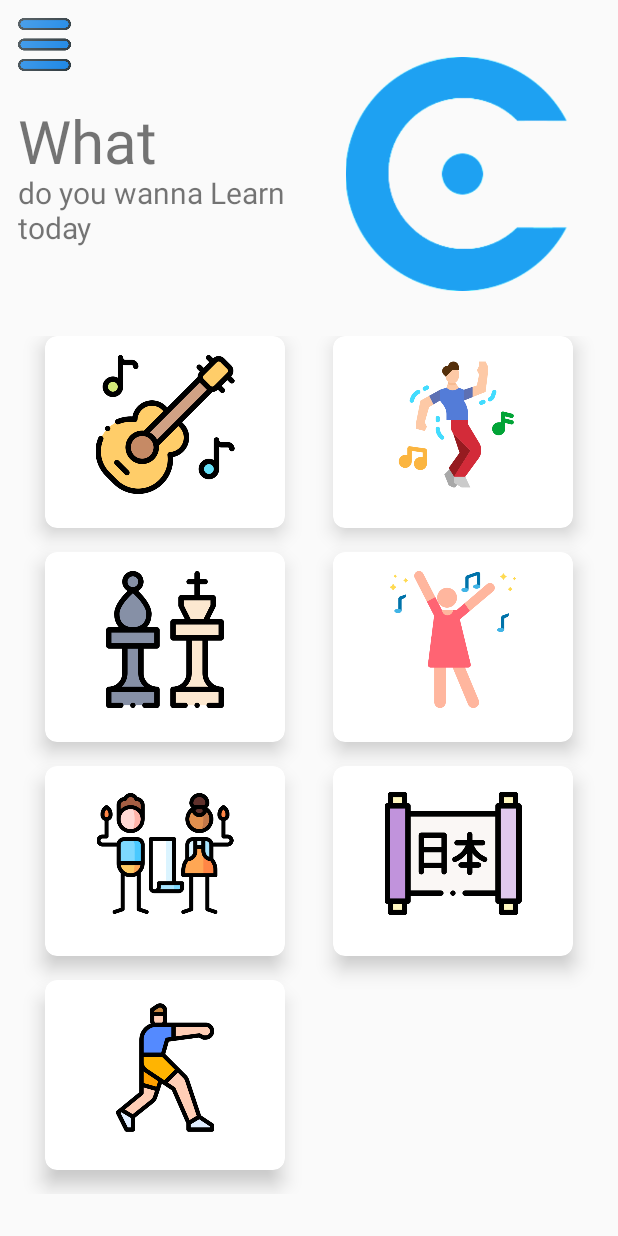
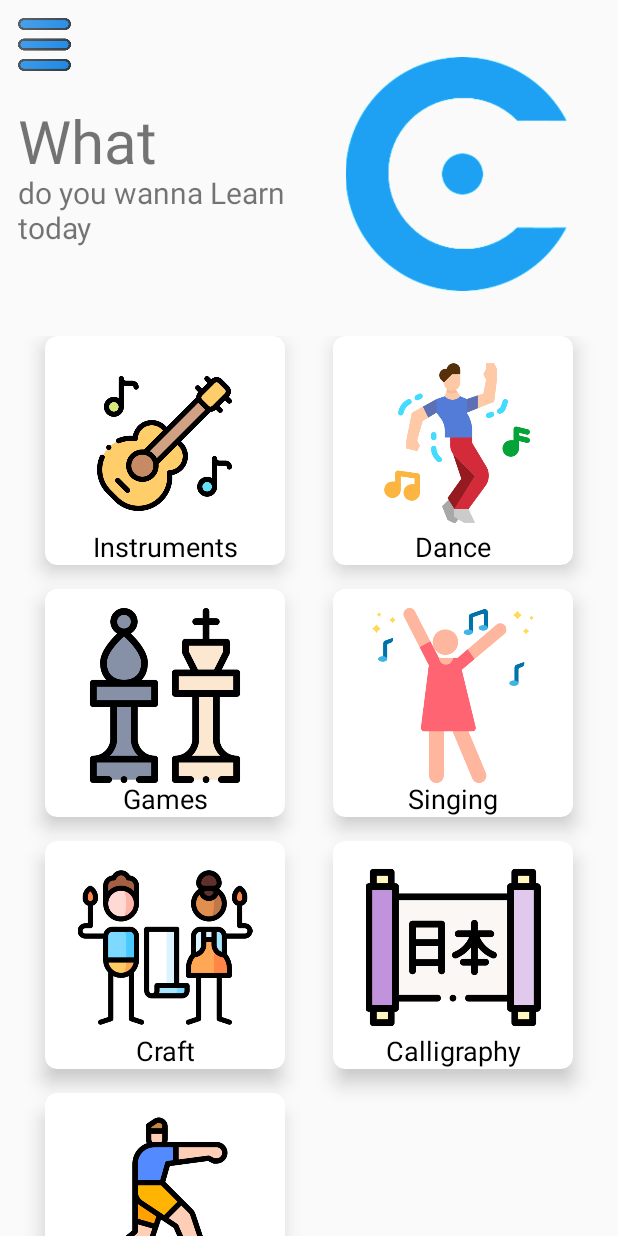
Before and after one commit to joelpjoji/Coach, an Android app: the screen it shows after launch once a user with an empty profile is signed in (HomeActivity), on a phone screen of 412 x 824 dp. Run offline under Robolectric (Android 15) with nearby library versions, the light colour scheme and no system bars; our stand-ins replace Firebase (no records; nobody signed in at launch, a user with empty details on screens opened directly).

Commit message:
Added All the Activity for the Home Activity

```diff
--- a/app/src/main/AndroidManifest.xml
+++ b/app/src/main/AndroidManifest.xml
@@ -19,11 +19,13 @@
         <activity android:name=".DancingActivity" />
         <activity android:name=".CraftsActivity" />
         <activity android:name=".GamesActivity" />
-        <activity android:name=".HomeActivity" />
+        <activity android:name=".HomeActivity"
+            android:screenOrientation="portrait" />
         <activity android:name=".UserprofileActivity" />
         <activity android:name=".InstrumentsActivity" />
         <activity android:name=".LoginActivity" />
-        <activity android:name=".SplashActivity">
+        <activity android:name=".SplashActivity"
+            android:screenOrientation="portrait" >
             <intent-filter>
                 <action android:name="android.intent.action.MAIN" />
 
--- a/app/src/main/res/layout/activity_home.xml
+++ b/app/src/main/res/layout/activity_home.xml
@@ -6,7 +6,8 @@
     android:layout_width="match_parent"
     android:id="@+id/drawerLayout"
     android:layout_height="match_parent"
-    tools:context=".HomeActivity">
+    tools:context=".HomeActivity"
+    >
     <ScrollView
         android:layout_width="match_parent"
         android:layout_height="match_parent" >
@@ -74,7 +75,7 @@
         <GridLayout
             android:id="@+id/mainGrid"
             android:layout_width="match_parent"
-            android:layout_height="600dp"
+            android:layout_height="700dp"
             android:layout_weight="8"
             android:alignmentMode="alignMargins"
             android:columnCount="2"
@@ -83,6 +84,7 @@
             android:rowCount="3">
 
             <androidx.cardview.widget.CardView
+                android:id="@+id/instrumentstab"
                 android:layout_width="0dp"
                 android:layout_height="0dp"
                 android:layout_rowWeight="1"
@@ -93,9 +95,9 @@
                 app:cardCornerRadius="8dp"
                 app:cardElevation="8dp">
 
-                <LinearLayout
-                    android:layout_width="wrap_content"
-                    android:layout_height="wrap_content"
+                <RelativeLayout
+                    android:layout_width="90dp"
+                    android:layout_height="90dp"
                     android:layout_gravity="center_horizontal|center_vertical"
                     android:layout_marginTop="15dp"
                     android:layout_marginBottom="20dp"
@@ -108,21 +110,26 @@
                         android:layout_gravity="center"
                         android:src="@drawable/instruments" />
 
+
+
+
+                </RelativeLayout>
+
                 <TextView
                     android:layout_width="match_parent"
-                        android:layout_height="22dp"
+                    android:layout_height="match_parent"
+                    android:gravity="bottom"
                     android:text="Instruments"
                     android:textAlignment="center"
                     android:textColor="@android:color/black"
                     android:textSize="18sp"
-                        android:textStyle="bold" />
 
-
-                </LinearLayout>
+                    tools:ignore="RtlCompat" />
 
             </androidx.cardview.widget.CardView>
 
             <androidx.cardview.widget.CardView
+                android:id="@+id/dancingtab"
                 android:layout_width="0dp"
                 android:layout_height="1dp"
                 android:layout_rowWeight="1"
@@ -147,20 +154,24 @@
                         android:layout_gravity="center_horizontal"
                         android:src="@drawable/dancing" />
 
+
+
+                </LinearLayout>
+
                 <TextView
-                        android:layout_width="wrap_content"
-                        android:layout_height="wrap_content"
-                        android:text="Family"
+                    android:layout_width="match_parent"
+                    android:layout_height="match_parent"
+                    android:gravity="bottom"
+                    android:text="Dance"
                     android:textAlignment="center"
                     android:textColor="@android:color/black"
                     android:textSize="18sp"
-                        android:textStyle="bold" />
-
-                </LinearLayout>
+                    tools:ignore="RtlCompat" />
 
             </androidx.cardview.widget.CardView>
 
             <androidx.cardview.widget.CardView
+                android:id="@+id/gamestab"
                 android:layout_width="0dp"
                 android:layout_height="0dp"
                 android:layout_rowWeight="1"
@@ -185,20 +196,24 @@
                         android:layout_gravity="center_horizontal"
                         android:src="@drawable/strategy" />
 
+
+
+                </LinearLayout>
+
                 <TextView
-                        android:layout_width="wrap_content"
-                        android:layout_height="wrap_content"
-                        android:text="Lovely"
+                    android:layout_width="match_parent"
+                    android:layout_height="match_parent"
+                    android:gravity="bottom"
+                    android:text="Games"
                     android:textAlignment="center"
                     android:textColor="@android:color/black"
                     android:textSize="18sp"
-                        android:textStyle="bold" />
-
-                </LinearLayout>
+                    tools:ignore="RtlCompat" />
 
             </androidx.cardview.widget.CardView>
 
             <androidx.cardview.widget.CardView
+                android:id="@+id/singingtab"
                 android:layout_width="0dp"
                 android:layout_height="0dp"
                 android:layout_rowWeight="1"
@@ -223,20 +238,24 @@
                         android:layout_gravity="center_horizontal"
                         android:src="@drawable/singing" />
 
+
+
+                </LinearLayout>
+
                 <TextView
-                        android:layout_width="wrap_content"
-                        android:layout_height="wrap_content"
-                        android:text="Team"
+                    android:layout_width="match_parent"
+                    android:layout_height="match_parent"
+                    android:gravity="bottom"
+                    android:text="Singing"
                     android:textAlignment="center"
                     android:textColor="@android:color/black"
                     android:textSize="18sp"
-                        android:textStyle="bold" />
-
-                </LinearLayout>
+                    tools:ignore="RtlCompat" />
 
             </androidx.cardview.widget.CardView>
 
             <androidx.cardview.widget.CardView
+                android:id="@+id/crafttab"
                 android:layout_width="0dp"
                 android:layout_height="0dp"
                 android:layout_rowWeight="1"
@@ -261,20 +280,24 @@
                         android:layout_gravity="center_horizontal"
                         android:src="@drawable/crafts" />
 
+
+
+                </LinearLayout>
+
                 <TextView
-                        android:layout_width="wrap_content"
-                        android:layout_height="wrap_content"
-                        android:text="Friends"
+                    android:layout_width="match_parent"
+                    android:layout_height="match_parent"
+                    android:gravity="bottom"
+                    android:text="Craft"
                     android:textAlignment="center"
                     android:textColor="@android:color/black"
                     android:textSize="18sp"
-                        android:textStyle="bold" />
-
-                </LinearLayout>
+                    tools:ignore="RtlCompat" />
 
             </androidx.cardview.widget.CardView>
 
             <androidx.cardview.widget.CardView
+                android:id="@+id/calligraphytab"
                 android:layout_width="0dp"
                 android:layout_height="0dp"
                 android:layout_rowWeight="1"
@@ -299,20 +322,24 @@
                         android:layout_gravity="center_horizontal"
                         android:src="@drawable/caligraphy" />
 
+
+
+                </LinearLayout>
+
                 <TextView
-                        android:layout_width="wrap_content"
-                        android:layout_height="wrap_content"
-                        android:text="Calendars"
+                    android:layout_width="match_parent"
+                    android:layout_height="match_parent"
+                    android:gravity="bottom"
+                    android:text="Calligraphy"
                     android:textAlignment="center"
                     android:textColor="@android:color/black"
                     android:textSize="18sp"
-                        android:textStyle="bold" />
-
-                </LinearLayout>
+                    tools:ignore="RtlCompat" />
 
             </androidx.cardview.widget.CardView>
 
             <androidx.cardview.widget.CardView
+                android:id="@+id/sportstab"
                 android:layout_width="0dp"
                 android:layout_height="0dp"
                 android:layout_rowWeight="1"
@@ -337,16 +364,19 @@
                         android:layout_gravity="center_horizontal"
                         android:src="@drawable/sports" />
 
+
+
+                </LinearLayout>
+
                 <TextView
-                        android:layout_width="wrap_content"
-                        android:layout_height="wrap_content"
-                        android:text="Calendars"
+                    android:layout_width="match_parent"
+                    android:layout_height="match_parent"
+                    android:gravity="bottom"
+                    android:text="Sports"
                     android:textAlignment="center"
                     android:textColor="@android:color/black"
                     android:textSize="18sp"
-                        android:textStyle="bold" />
-
-                </LinearLayout>
+                    tools:ignore="RtlCompat" />
 
             </androidx.cardview.widget.CardView>
 
--- a/app/src/main/res/layout/activity_splash.xml
+++ b/app/src/main/res/layout/activity_splash.xml
@@ -6,6 +6,7 @@
     android:layout_height="match_parent"
     android:background="#1ea1f2"
     app:layoutDescription="@xml/activity_splash_scene"
+    android:screenOrientation="portrait"
     >
 
     <ImageView
```
Lines whose indentation alone changed are shown as unchanged.
